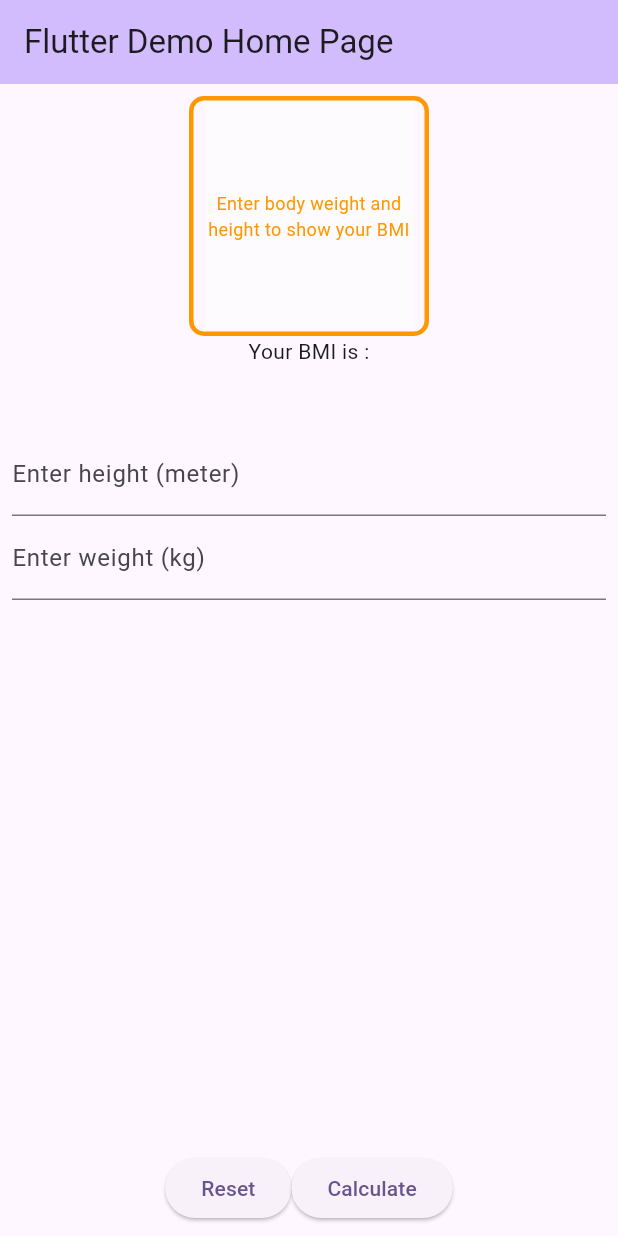
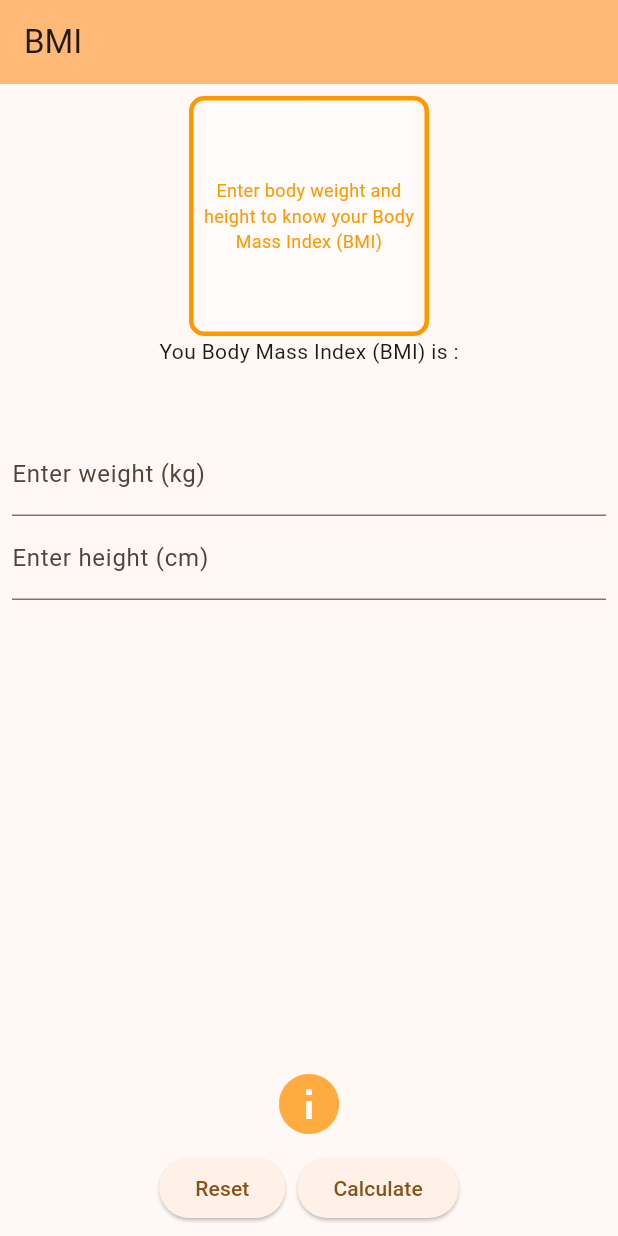
Before and after one commit to whitestar719/BMIT, a Flutter app: the screen it shows after launch, on a phone screen of 412 x 824 dp. Run offline on Flutter 3.47's test engine with Material 3 defaults, Android fonts, the light colour scheme and no system bars.

Commit message:
bmit p3 updated

```diff
--- a/lib/main.dart
+++ b/lib/main.dart
@@ -1,6 +1,8 @@
 import 'dart:math';
 
 import 'package:flutter/material.dart';
+
+import 'info.dart';
 
 void main() {
   runApp(const MyApp());
@@ -13,41 +15,18 @@ class MyApp extends StatelessWidget {
   @override
   Widget build(BuildContext context) {
     return MaterialApp(
-      title: 'Flutter Demo',
+      title: 'BMI',
       theme: ThemeData(
-        // This is the theme of your application.
-        //
-        // TRY THIS: Try running your application with "flutter run". You'll see
-        // the application has a purple toolbar. Then, without quitting the app,
-        // try changing the seedColor in the colorScheme below to Colors.green
-        // and then invoke "hot reload" (save your changes or press the "hot
-        // reload" button in a Flutter-supported IDE, or press "r" if you used
-        // the command line to start the app).
-        //
-        // Notice that the counter didn't reset back to zero; the application
-        // state is not lost during the reload. To reset the state, use hot
-        // restart instead.
-        //
-        // This works for code too, not just values: Most code changes can be
-        // tested with just a hot reload.
-        colorScheme: ColorScheme.fromSeed(seedColor: Colors.deepPurple),
+        colorScheme: ColorScheme.fromSeed(seedColor: Colors.orange),
+        useMaterial3: true,
       ),
-      home: const MyHomePage(title: 'Flutter Demo Home Page'),
+      home: const MyHomePage(title: 'BMI'),
     );
   }
 }
 
 class MyHomePage extends StatefulWidget {
   const MyHomePage({super.key, required this.title});
-
-  // This widget is the home page of your application. It is stateful, meaning
-  // that it has a State object (defined below) that contains fields that affect
-  // how it looks.
-
-  // This class is the configuration for the state. It holds the values (in this
-  // case the title) provided by the parent (in this case the App widget) and
-  // used by the build method of the State. Fields in a Widget subclass are
-  // always marked "final".
 
   final String title;
 
@@ -56,141 +35,155 @@ class MyHomePage extends StatefulWidget {
 }
 
 class _MyHomePageState extends State<MyHomePage> {
-  //create local variable
+  //TODO 2: Declare local variable
   double _bmi = 0.0;
-  double _weight =0.0;
+  double _weight = 0.0;
   double _height = 0.0;
+  String _bmiOutput='';
+  String _bmiImage = 'assets/images/empty.png';
+  final TextEditingController _weightCtrl = TextEditingController();
+  final TextEditingController _heightCtrl = TextEditingController();
 
-  String _bmiOutput ='';
-  String _bmiImage ='assets/images/empty.png';
+  //TODO 3: Calculate BMI value
+  void _calculateBMI() {
+    _weight = double.tryParse(_weightCtrl.text)!;
+    _height = double.tryParse(_heightCtrl.text)!;
+    setState(() {
+      _bmi = _weight / pow(_height/100, 2);
+      if (_bmi < 18.5) {
+        _bmiImage = 'assets/images/under.png';
+        _bmiOutput = '${_bmi.toStringAsFixed(2)} [Underweight]';
+      }else if(_bmi >=25 ){
+        _bmiImage = 'assets/images/over.png';
+        _bmiOutput = '${_bmi.toStringAsFixed(2)} [Overweight]';
+      }else{
+        _bmiImage = 'assets/images/normal.png';
+        _bmiOutput = '${_bmi.toStringAsFixed(2)} [Normal]';
+      }
+    });
+  }
 
-  //TextField controller
-  final TextEditingController _weighCtrl =  TextEditingController();
-  final TextEditingController _heightCtrl = TextEditingController();
+  //TODO 4: Reset all widgets
+  void _resetScreen(){
+    _weightCtrl.clear();
+    _heightCtrl.clear();
+    setState(() {
+      _bmi = 0.0;
+      _bmiOutput = '';
+      _bmiImage = 'assets/images/empty.png';
+    });
+  }
+
+  //TODO 5: Override the dispose method
+  @override
+  void dispose() {
+    super.dispose();
+    _weightCtrl.dispose();
+    _heightCtrl.dispose();
+  }
 
   @override
   Widget build(BuildContext context) {
     return Scaffold(
+      //TODO 6: set resize of screen to avoid overflow issue
       resizeToAvoidBottomInset: false,
       appBar: AppBar(
         backgroundColor: Theme.of(context).colorScheme.inversePrimary,
         title: Text(widget.title),
       ),
       body: Center(
+        //TODO 7: Insert a Padding widget
         child: Padding(
-          padding: EdgeInsets.all(8.0),
-          child:Column(
+          padding: const EdgeInsets.all(8.0),
+          child: Column(
             mainAxisAlignment: MainAxisAlignment.center,
-            children: [
+            children: <Widget>[
+              //TODO 8: Insert Stack with image and text
               Stack(
                 fit: StackFit.loose,
                 alignment: AlignmentDirectional.center,
                 children: [
+                  //TODO 9: Insert two containers
                   Container(
                     width: 160,
                     height: 160,
                     decoration: BoxDecoration(
                       border: Border.all(
                         color: Colors.orange,
-                        width: 3),
+                        width: 3,
+                      ),
                       borderRadius: BorderRadius.circular(10.0),
-                  ),
-                    child:Image.asset(_bmiImage),
+                    ),
+                    child: Image.asset(
+                      _bmiImage,
+                    ),
                   ),
                   Container(
                     width: 150,
                     height: 150,
                     alignment: Alignment.center,
-                    child: _bmi == 0.0 ? Text('Enter body weight and height to show your BMI',
-                    textAlign: TextAlign.center,
-                    style: TextStyle(
-                      fontSize: 12,
-                      color: Colors.orange,
-                    ),
-                  ):Text(''),
+                    child: _bmi==0.0 ? const Text(
+                      textAlign: TextAlign.center,
+                      'Enter body weight and height to know your Body Mass Index (BMI)',
+                      style: TextStyle(fontSize: 12, color: Colors.orange, ),
+                    ): const Text(''),
                   ),
                 ],
               ),
+              //TODO 10: Insert text widget showing BMI status
               const Text(
-                  'Your BMI is :'
+                'You Body Mass Index (BMI) is :',
               ),
               Text(
                 _bmiOutput,
                 style: Theme.of(context).textTheme.displaySmall,
               ),
+              //TODO 11: Insert TextField and Button
+              TextField(
+                controller: _weightCtrl,
+                keyboardType: TextInputType.number,
+                decoration: const InputDecoration(
+                  labelText: 'Enter weight (kg)',
+                ),
+              ),
               TextField(
                 controller: _heightCtrl,
                 keyboardType: TextInputType.number,
-                decoration: InputDecoration(
-                  labelText: 'Enter height (meter)'
+                decoration: const InputDecoration(
+                  labelText: 'Enter height (cm)',
                 ),
               ),
-              TextField(
-                controller: _weighCtrl,
-                keyboardType: TextInputType.number,
-                decoration: InputDecoration(
-                    labelText: 'Enter weight (kg)'
-                ),
+
+              //Insert an IconButton
+
+
+              const Expanded(child: SizedBox(height: double.infinity,),),
+              IconButton(
+                icon: const Icon(Icons.info),
+                color: Colors.orangeAccent, iconSize: 48,
+                onPressed: (){
+                  Navigator.push(
+                    context,
+                    MaterialPageRoute(builder: (context) =>Info(bmi: _bmiOutput)),
+                  );
+                },
               ),
-              Expanded(child: SizedBox(height:double.infinity)),
+              //TODO 13: Insert reset and calculate buttons
               Row(
                 mainAxisAlignment: MainAxisAlignment.center,
                 children: [
                   ElevatedButton(
-                      onPressed: _resetScreen,
-                      child: Text('Reset')),
+                      onPressed: _resetScreen, child: const Text('Reset')),
+                  const SizedBox(width: 8.0,),
                   ElevatedButton(
-                      onPressed: _calculateBMI,
-                      child: Text('Calculate'))
+                      onPressed: _calculateBMI, child: const Text('Calculate')),
                 ],
-              )
-
+              ),
 
             ],
-          ),)
+          ),
+        ),
       ),
-
     );
   }
-  void _calculateBMI(){
-    _weight = double.tryParse(_weighCtrl.text)!;
-    _height = double.tryParse(_heightCtrl.text)!;
-
-    setState(() {
-      _bmi = _weight / pow(_height, 2);
-
-      if(_bmi < 18.5){
-        _bmiImage = 'assets/images/under.png';
-        _bmiOutput = '${_bmi.toStringAsFixed(2)} [Under weight]';
-      }
-
-      else if(_bmi > 25){
-        _bmiImage = 'assets/images/over.png';
-        _bmiOutput = '${_bmi.toStringAsFixed(2)} [Over weight]';
-      }
-
-      else {
-        _bmiImage = 'assets/images/normal.png';
-        _bmiOutput = '${_bmi.toStringAsFixed(2)}[Normal weight]';
-      }
-    }
-    );
-  }
-void _resetScreen(){
-  _weighCtrl.clear();
-  _heightCtrl.clear();
-  setState(() {
-    _bmi = 0.0;
-    _bmiOutput = '';
-    _bmiImage = 'assets/images/empty.png';
-  });
-
 }
-@override
-void dispose(){
-  // T000: implement dispose
-  super.dispose();
-  _heightCtrl.dispose();
-  _weighCtrl.dispose();
-}
-}
```
Also changed, not shown: lib/info.dart (added, +85 -0 lines).
